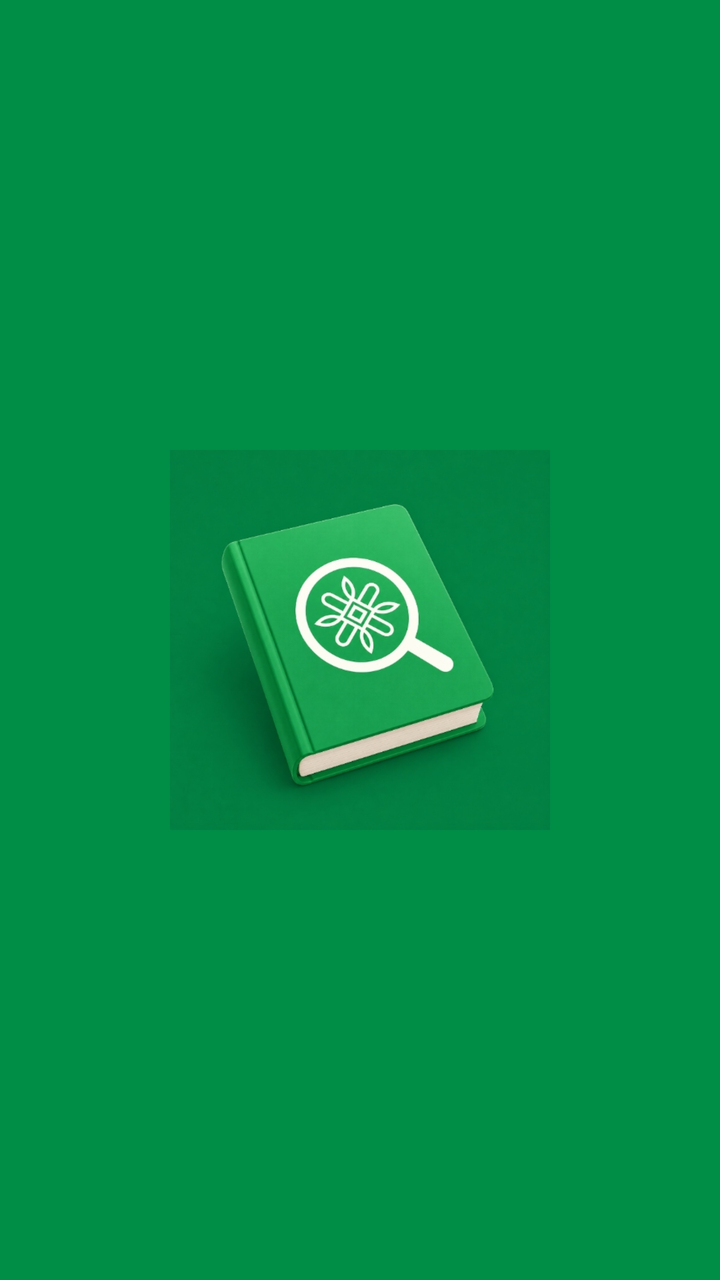
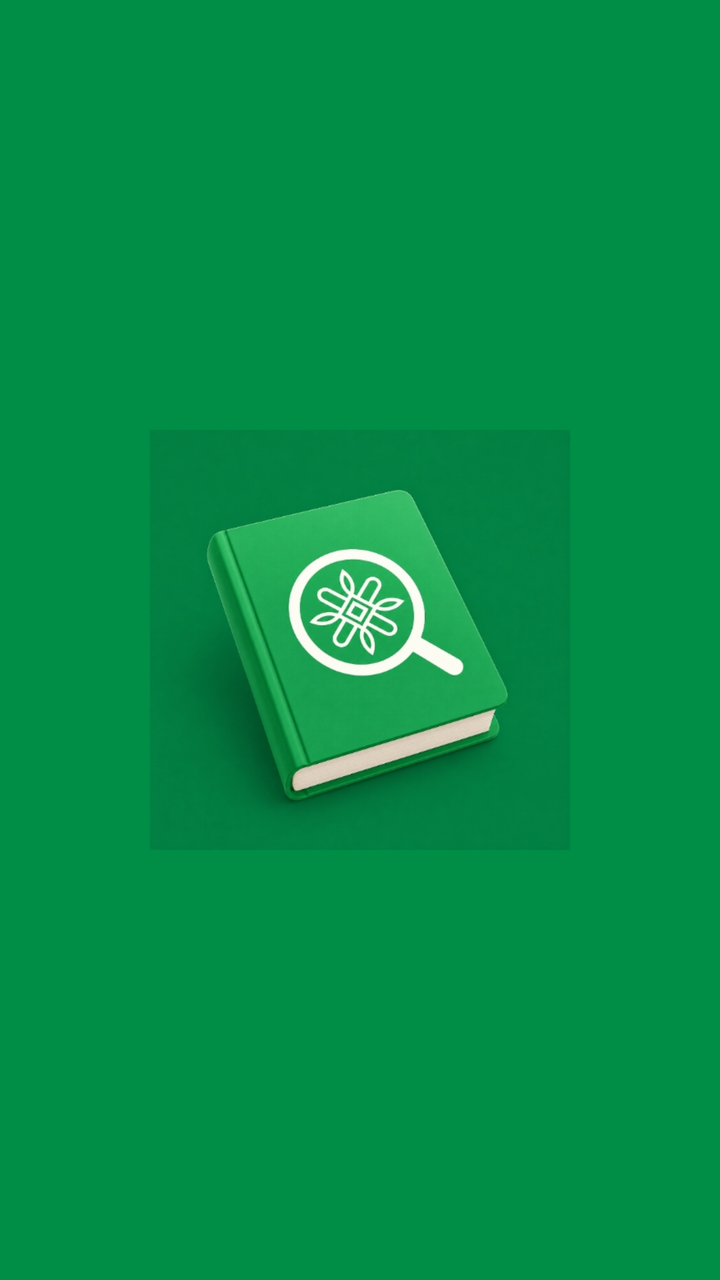

Two renders of the same Android screen: before a commit and after it. Below are the layout's source before the change and the commit's diff.
<!-- AndroidManifest.xml: activity theme SplashTheme -->
<!-- res/layout/activity_splash.xml -->
<?xml version="1.0" encoding="utf-8"?>
<FrameLayout xmlns:android="http://schemas.android.com/apk/res/android"
    android:id="@+id/rootLayout"
    android:layout_width="match_parent"
    android:layout_height="match_parent"
    android:fitsSystemWindows="true"
    android:background="@color/arewa_green">

    <ImageView
        android:id="@+id/splashLogo"
        android:layout_width="190dp"
        android:layout_height="190dp"
        android:layout_gravity="center"
        android:adjustViewBounds="true"
        android:contentDescription="@string/app_name"
        android:scaleType="fitCenter"
        android:src="@drawable/logo" />

</FrameLayout>
<!-- resources referenced by this layout -->
<resources>
  <color name="arewa_green">#008D46</color>
  <!-- drawable logo: png bitmap (drawable-nodpi, 582971 bytes) -->
  <string name="app_name">Arewa Scope Ebooks</string>
  <style name="SplashTheme" parent="android:style/Theme.Material.Light.NoActionBar">
          <item name="android:windowFullscreen">false</item>
          <item name="android:windowNoTitle">true</item>
          <item name="android:windowActionBar">false</item>
          <item name="android:statusBarColor">@color/brand_dark</item>
          <item name="android:navigationBarColor">@color/brand_dark</item>
          <item name="android:windowBackground">@color/arewa_green</item>
      </style>
  <color name="brand_dark">#004D2A</color>
</resources>

<!-- the commit's change to res/layout/activity_splash.xml (unified diff, before → after) -->
@@ -1,15 +1,15 @@
 <?xml version="1.0" encoding="utf-8"?>
 <FrameLayout xmlns:android="http://schemas.android.com/apk/res/android"
-    android:id="@+id/rootLayout"
+    android:id="@+id/splashRoot"
     android:layout_width="match_parent"
     android:layout_height="match_parent"
-    android:fitsSystemWindows="true"
-    android:background="@color/arewa_green">
+    android:background="@color/arewa_green"
+    android:fitsSystemWindows="true">
 
     <ImageView
         android:id="@+id/splashLogo"
-        android:layout_width="190dp"
-        android:layout_height="190dp"
+        android:layout_width="210dp"
+        android:layout_height="210dp"
         android:layout_gravity="center"
         android:adjustViewBounds="true"
         android:contentDescription="@string/app_name"
<!-- resource entries referenced after the edit -->
@@ -3,14 +3,15 @@
   <color name="arewa_green">#008D46</color>
   <!-- drawable logo: png bitmap (drawable-nodpi, 582971 bytes) -->
   <string name="app_name">Arewa Scope Ebooks</string>
-  <style name="SplashTheme" parent="android:style/Theme.Material.Light.NoActionBar">
-          <item name="android:windowFullscreen">false</item>
+  <style name="AppTheme" parent="android:style/Theme.Material.Light.NoActionBar">
+          <item name="android:fontFamily">sans</item>
+          <item name="android:windowLightStatusBar">true</item>
+          <item name="android:statusBarColor">@color/safe_area_light</item>
+          <item name="android:navigationBarColor">@color/safe_area_light</item>
           <item name="android:windowNoTitle">true</item>
           <item name="android:windowActionBar">false</item>
-          <item name="android:statusBarColor">@color/brand_dark</item>
-          <item name="android:navigationBarColor">@color/brand_dark</item>
-          <item name="android:windowBackground">@color/arewa_green</item>
+          <item name="android:windowBackground">@color/safe_area_light</item>
       </style>
-  <color name="brand_dark">#004D2A</color>
+  <color name="safe_area_light">#EAF8F1</color>
 </resources>
 
